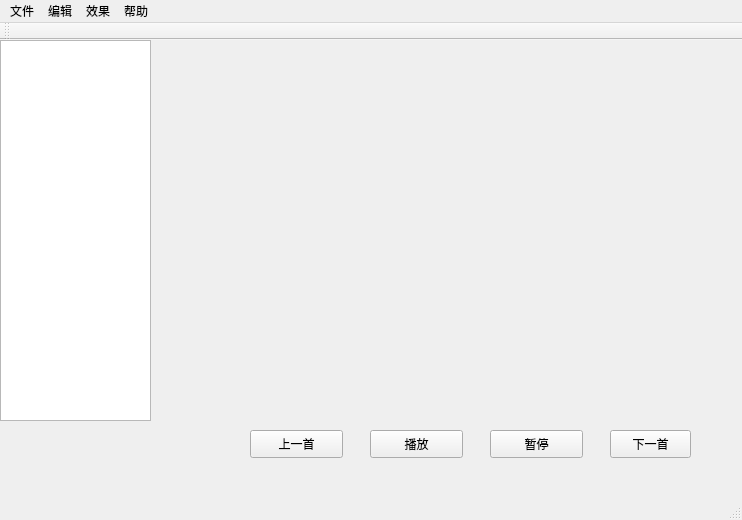
First picture: the form in src/View/mainwindow.ui, repository BgmLover/Sound-Processing, before the edit.
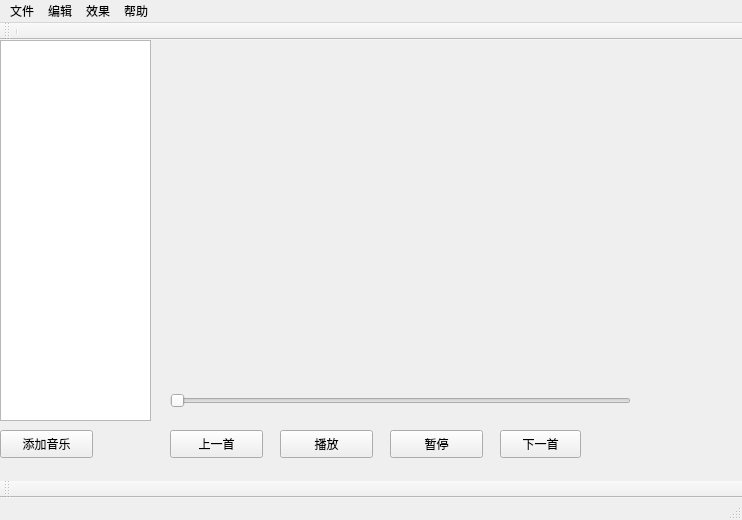
Second picture: the form after the edit.

Patch:
```diff
--- a/src/View/mainwindow.ui
+++ b/src/View/mainwindow.ui
@@ -27,7 +27,7 @@
    <widget class="QPushButton" name="pushButton">
     <property name="geometry">
      <rect>
-      <x>370</x>
+      <x>280</x>
       <y>390</y>
       <width>93</width>
       <height>28</height>
@@ -40,7 +40,7 @@
    <widget class="QPushButton" name="pushButton_2">
     <property name="geometry">
      <rect>
-      <x>490</x>
+      <x>390</x>
       <y>390</y>
       <width>93</width>
       <height>28</height>
@@ -53,7 +53,7 @@
    <widget class="QPushButton" name="pushButton_3">
     <property name="geometry">
      <rect>
-      <x>250</x>
+      <x>170</x>
       <y>390</y>
       <width>93</width>
       <height>28</height>
@@ -66,7 +66,7 @@
    <widget class="QPushButton" name="pushButton_4">
     <property name="geometry">
      <rect>
-      <x>610</x>
+      <x>500</x>
       <y>390</y>
       <width>81</width>
       <height>28</height>
@@ -76,6 +76,32 @@
      <string>下一首</string>
     </property>
    </widget>
+   <widget class="QPushButton" name="AddMuiscButton">
+    <property name="geometry">
+     <rect>
+      <x>0</x>
+      <y>390</y>
+      <width>93</width>
+      <height>28</height>
+     </rect>
+    </property>
+    <property name="text">
+     <string>添加音乐</string>
+    </property>
+   </widget>
+   <widget class="QSlider" name="horizontalSlider">
+    <property name="geometry">
+     <rect>
+      <x>170</x>
+      <y>350</y>
+      <width>461</width>
+      <height>22</height>
+     </rect>
+    </property>
+    <property name="orientation">
+     <enum>Qt::Horizontal</enum>
+    </property>
+   </widget>
   </widget>
   <widget class="QMenuBar" name="menuBar">
    <property name="geometry">
@@ -120,13 +146,25 @@
   </widget>
   <widget class="QToolBar" name="mainToolBar">
    <attribute name="toolBarArea">
-    <enum>TopToolBarArea</enum>
+    <enum>BottomToolBarArea</enum>
    </attribute>
    <attribute name="toolBarBreak">
     <bool>false</bool>
    </attribute>
   </widget>
   <widget class="QStatusBar" name="statusBar"/>
+  <widget class="QToolBar" name="toolBar">
+   <property name="windowTitle">
+    <string>toolBar</string>
+   </property>
+   <attribute name="toolBarArea">
+    <enum>TopToolBarArea</enum>
+   </attribute>
+   <attribute name="toolBarBreak">
+    <bool>false</bool>
+   </attribute>
+   <addaction name="separator"/>
+  </widget>
   <action name="actionNew">
    <property name="text">
     <string>新建</string>
```
Left out of the diff: 10 changed lines with no effect on the pictures.
